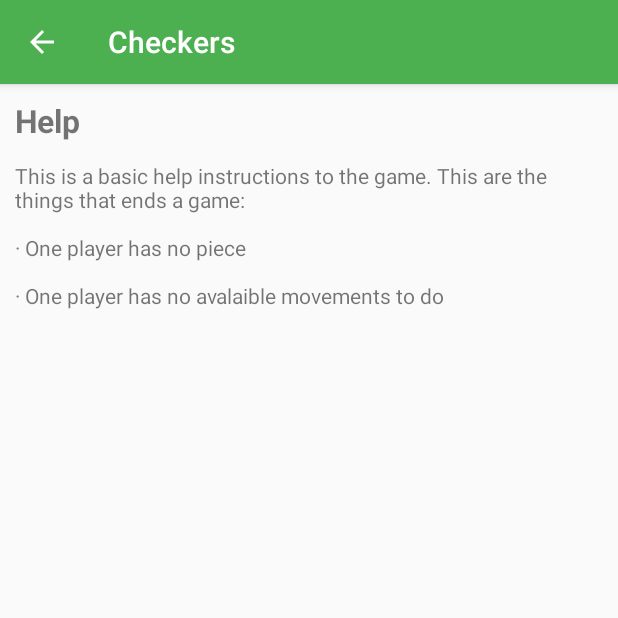
After one commit to manso92/DADM, an Android app: the HelpActivity screen opened directly, with no data from a screen before it, on a phone screen of 412 x 824 dp, the top half of it. The commit adds this screen. Run offline under Robolectric (Android 15) with nearby library versions, the phone set to English and light mode, and no system bars.

Commit message:
Help Activity
+ Implementada una actividad para la ayuda

```diff
--- /dev/null
+++ b/app/src/main/java/es/uam/eps/dadm/activities/HelpActivity.java
@@ -0,0 +1,20 @@
+package es.uam.eps.dadm.activities;
+
+import android.support.v7.app.AppCompatActivity;
+import android.os.Bundle;
+import android.text.Html;
+import android.widget.TextView;
+
+import es.uam.eps.dadm.R;
+
+public class HelpActivity extends AppCompatActivity {
+
+    @Override
+    protected void onCreate(Bundle savedInstanceState) {
+        super.onCreate(savedInstanceState);
+        setContentView(R.layout.activity_help);
+
+        TextView foo = (TextView)findViewById(R.id.helpTextView);
+        foo.setText(Html.fromHtml(getString(R.string.help_help_text)));
+    }
+}
--- /dev/null
+++ b/app/src/main/res/layout/activity_help.xml
@@ -0,0 +1,15 @@
+<?xml version="1.0" encoding="utf-8"?>
+<LinearLayout xmlns:android="http://schemas.android.com/apk/res/android"
+    xmlns:app="http://schemas.android.com/apk/res-auto"
+    xmlns:tools="http://schemas.android.com/tools"
+    android:layout_width="match_parent"
+    android:layout_height="match_parent"
+    android:orientation="vertical"
+    tools:context="es.uam.eps.dadm.activities.HelpActivity">
+
+    <TextView
+        android:id="@+id/helpTextView"
+        android:layout_width="match_parent"
+        android:layout_height="wrap_content"
+        android:layout_margin="10dp" />
+</LinearLayout>
--- a/app/src/main/res/values/strings.xml
+++ b/app/src/main/res/values/strings.xml
@@ -19,6 +19,15 @@
     <string name="settings.board_size_summary">Choose the size of the board</string>
     <string name="settings.audio_effects_title">Audio Effects</string>
     <string name="settings.audio_effects_summary">Click if you like to listen audio effects</string>
+    <string name="settings.see_help">Help</string>
+    <string name="help.help_text">
+        <![CDATA[
+        <h1>Help</h1>
+        <p>This is a basic help instructions to the game. This are the things that ends a game:</p>
+        <p>· One player has no piece</p>
+        <p>· One player has no avalaible movements to do</p>
+        ]]>
+    </string>
 
 
     <string name="repository.round_create_success">Round created</string>
--- a/app/src/main/res/xml/settings.xml
+++ b/app/src/main/res/xml/settings.xml
@@ -12,5 +12,8 @@
             android:key="audioeffects"
             android:summary="@string/settings.audio_effects_summary"
             android:title="@string/settings.audio_effects_title" />
+        <Preference
+            android:key="help"
+            android:title="@string/settings.see_help" />
     </PreferenceCategory>
 </PreferenceScreen>
```
Also changed, not shown: app/src/main/AndroidManifest.xml (+8 -8 lines), app/src/main/java/es/uam/eps/dadm/activities/PreferenceFragment.java (+7 -0 lines), 1 other file.
